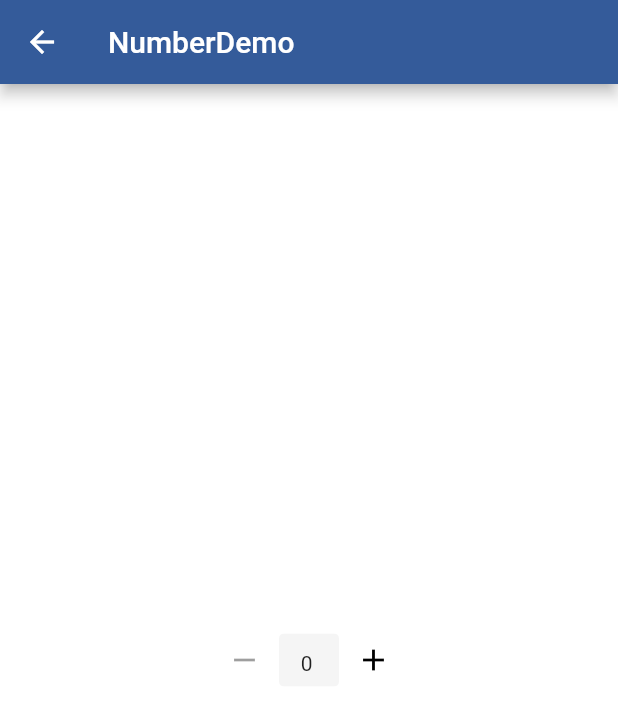
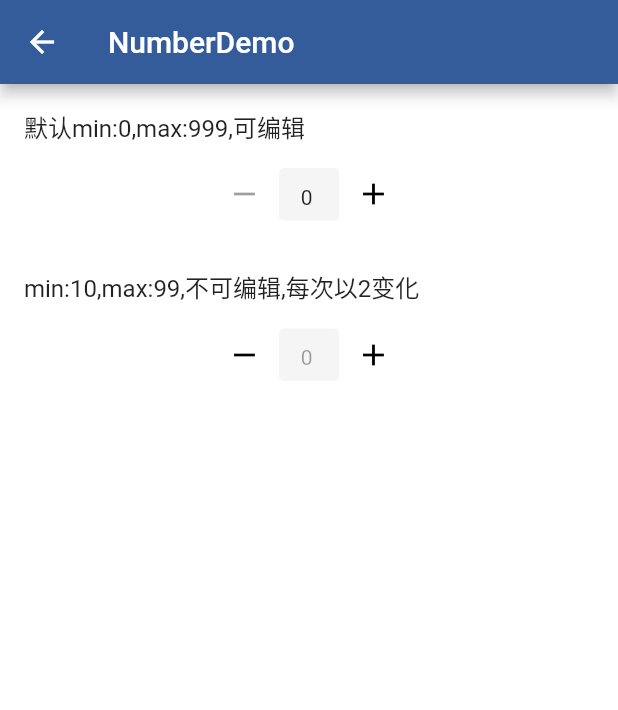
Before and after one commit to hello-coder-xu/dant, a Flutter app: the NumberDemo screen opened directly, on a phone screen of 412 x 824 dp. Shown: the top 710 px of the screen. Run offline on Flutter 3.47's test engine with Material 2 defaults, Android fonts, the phone set to English and light mode, and no system bars; our stand-ins replace flutter_screenutil; statements that could not run were skipped.

Commit message:
完成Number

```diff
--- a/fant_example/lib/view/number.dart
+++ b/fant_example/lib/view/number.dart
@@ -14,11 +14,27 @@ class NumberDemoState extends State<NumberDemo> {
         title: new Text('NumberDemo'),
       ),
       body: Center(
-        child: FNumber(
-          disableInput: false,
-          onChange: (num) {
-            print('test num=$num');
-          },
+        child: Column(
+          children: <Widget>[
+            ListTile(title: Text('默认min:0,max:999,可编辑')),
+            FNumber(
+              disableInput: false,
+              onChange: (num) {
+                print('test num=$num');
+              },
+            ),
+            SizedBox(height: 16),
+            ListTile(title: Text('min:10,max:99,不可编辑,每次以2变化')),
+            FNumber(
+              disableInput: true,
+              min: -10,
+              max: 9999,
+              step: 2,
+              onChange: (num) {
+                print('test num=$num');
+              },
+            ),
+          ],
         ),
       ),
     );
--- a/lib/number/index.dart
+++ b/lib/number/index.dart
@@ -8,12 +8,11 @@ const double _KDefaultTextFontSize = 14;
 
 class FNumber extends StatefulWidget {
   final num defaultValue;
-  final num min;
-  final num max;
-  final num step;
-  final bool disabled;
+  final int min;
+  final int max;
+  final int step;
   final bool disableInput;
-  final ValueChanged<num> onChange;
+  final ValueChanged<int> onChange;
 
   FNumber({
     Key key,
@@ -21,10 +20,10 @@ class FNumber extends StatefulWidget {
     this.min = 0,
     this.max = 999,
     this.step = 1,
-    this.disabled = false,
     this.disableInput = false,
     this.onChange,
   })  : assert(max > min),
+        assert(step >= 1),
         super(key: key);
 
   @override
@@ -41,9 +40,10 @@ class FNumberState extends State<FNumber> {
   @override
   void initState() {
     super.initState();
-    recordNumber = widget.defaultValue;
-    controller = TextEditingController(text: '${widget.defaultValue}');
+    recordNumber = math.min(widget.max, math.max(widget.defaultValue, widget.min));
+    controller = TextEditingController(text: '$recordNumber');
     controller.addListener(valueChange);
+
 
     valueChange();
   }
@@ -63,9 +63,10 @@ class FNumberState extends State<FNumber> {
     ));
 
     children.add(SizedBox(width: _KDefaultSpace));
+
     children.add(Container(
+      height: _KDefaultButtonSize + 5,
       width: 40,
-      height: _KDefaultButtonSize + 5,
       decoration: BoxDecoration(
         color: Colors.grey[100],
         borderRadius: BorderRadius.circular(3),
```
